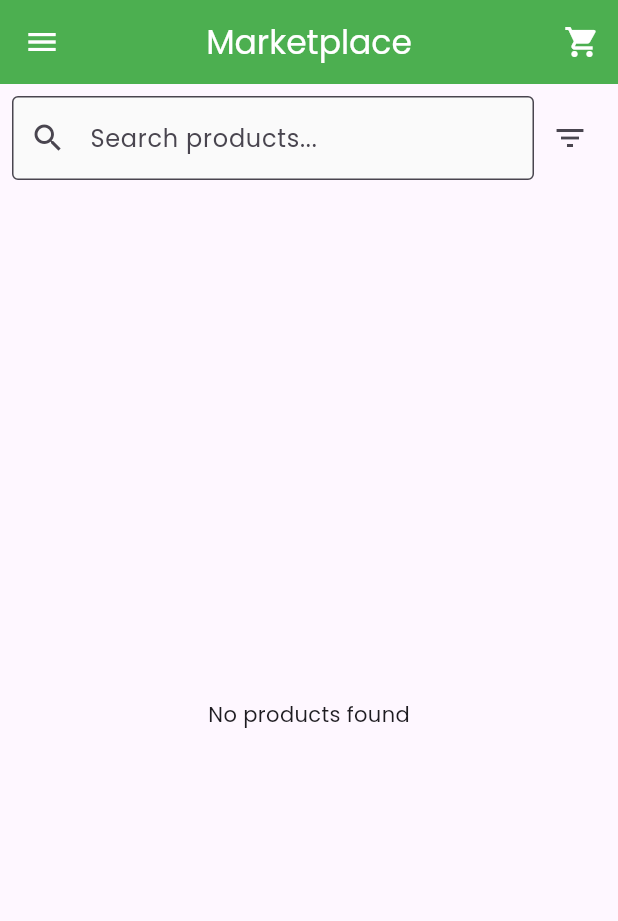
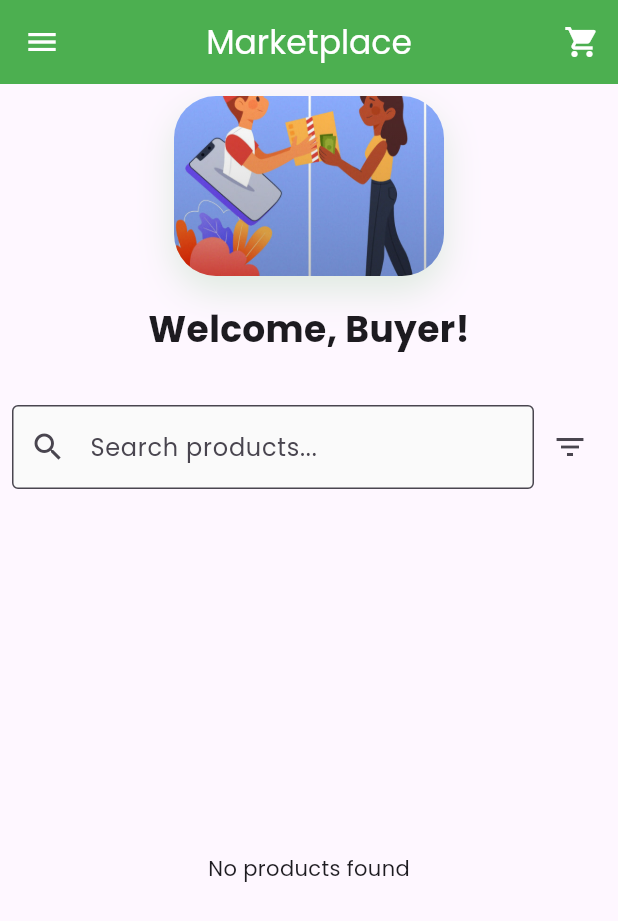
Before and after one commit to Sofi3406/farmer_Buyer_App, a Flutter app: the BuyerDashboard screen opened by its route, on a phone screen of 412 x 824 dp. Shown: the top 921 px of the screen. Run offline on Flutter 3.47's test engine with Material 3 defaults, Android fonts, the phone set to English and light mode, and no system bars; our stand-ins replace dio, flutter_local_notifications, geocoding, geolocator, go_router, google_fonts and 2 more; accounts and stored records are empty; network calls fail.

Commit message:
feat: add buyer dashboard image

```diff
--- a/farmer_buyer_marketplace/lib/screens/buyer/buyer_dashboard.dart
+++ b/farmer_buyer_marketplace/lib/screens/buyer/buyer_dashboard.dart
@@ -79,6 +79,48 @@ class _BuyerDashboardState extends State<BuyerDashboard> with RouteAware {
       drawer: _buildDrawer(context, orderProvider.totalCount),
       body: Column(
         children: [
+          const SizedBox(height: 8),
+          Container(
+            width: 180,
+            height: 120,
+            decoration: BoxDecoration(
+              borderRadius: BorderRadius.circular(28),
+              boxShadow: [
+                BoxShadow(
+                  color: Colors.green.withValues(alpha: 0.18),
+                  blurRadius: 20,
+                  offset: const Offset(0, 10),
+                ),
+              ],
+            ),
+            child: ClipRRect(
+              borderRadius: BorderRadius.circular(28),
+              child: Stack(
+                fit: StackFit.expand,
+                children: [
+                  Image.asset(
+                    'lib/asset/images/buyer.jpg',
+                    fit: BoxFit.cover,
+                  ),
+                  Container(
+                    decoration: const BoxDecoration(
+                      gradient: LinearGradient(
+                        begin: Alignment.topCenter,
+                        end: Alignment.bottomCenter,
+                        colors: [
+                          Colors.transparent,
+                          Color(0x33000000),
+                        ],
+                      ),
+                    ),
+                  ),
+                ],
+              ),
+            ),
+          ),
+          const SizedBox(height: 18),
+          const Text('Welcome, Buyer!', style: TextStyle(fontSize: 24, fontWeight: FontWeight.bold)),
+          const SizedBox(height: 26),
           Padding(
             padding: const EdgeInsets.all(8.0),
             child: Row(
@@ -146,12 +188,44 @@ class _BuyerDashboardState extends State<BuyerDashboard> with RouteAware {
     return Drawer(
       child: ListView(
         children: [
-          const DrawerHeader(
-            decoration: BoxDecoration(color: Colors.green),
-            child: Text('FarmConnect', style: TextStyle(color: Colors.white, fontSize: 24)),
+          DrawerHeader(
+            decoration: const BoxDecoration(color: Colors.green),
+            child: ClipRRect(
+              borderRadius: BorderRadius.circular(20),
+              child: Stack(
+                fit: StackFit.expand,
+                children: [
+                  Image.asset(
+                    'lib/asset/images/buyer.jpg',
+                    fit: BoxFit.cover,
+                  ),
+                  Container(
+                    color: Colors.black.withValues(alpha: 0.28),
+                  ),
+                  const Align(
+                    alignment: Alignment.centerLeft,
+                    child: Padding(
+                      padding: EdgeInsets.symmetric(horizontal: 16),
+                      child: Text(
+                        'FarmConnect',
+                        style: TextStyle(color: Colors.white, fontSize: 24, fontWeight: FontWeight.bold),
+                      ),
+                    ),
+                  ),
+                ],
+              ),
+            ),
           ),
           ListTile(
-            leading: const Icon(Icons.store),
+            leading: ClipRRect(
+              borderRadius: BorderRadius.circular(8),
+              child: Image.asset(
+                'lib/asset/images/product.jpg',
+                width: 28,
+                height: 28,
+                fit: BoxFit.cover,
+              ),
+            ),
             title: const Text('Browse Products'),
             onTap: () => context.go('/buyer-dashboard'),
           ),
@@ -164,7 +238,15 @@ class _BuyerDashboardState extends State<BuyerDashboard> with RouteAware {
             },
           ),
           ListTile(
-            leading: const Icon(Icons.history),
+            leading: ClipRRect(
+              borderRadius: BorderRadius.circular(8),
+              child: Image.asset(
+                'lib/asset/images/recieved.jpg',
+                width: 28,
+                height: 28,
+                fit: BoxFit.cover,
+              ),
+            ),
             title: const Text('Order History'),
             trailing: orderCount > 0
                 ? Container(
```
Also changed, not shown: farmer_buyer_marketplace/lib/asset/images/buyer.jpg (added), farmer_buyer_marketplace/lib/asset/images/recieved.jpg (added).
